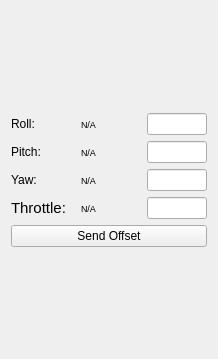
Before: the Qt Designer form src/ground_station/src/Widgets/forms/WidgetTrimAnalysis.ui in theilem/uavEE, drawn with Qt 5.
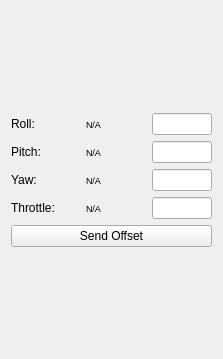
After: the same form once the commit is applied.

Diff of the .ui file:
```diff
--- a/src/ground_station/src/Widgets/forms/WidgetTrimAnalysis.ui
+++ b/src/ground_station/src/Widgets/forms/WidgetTrimAnalysis.ui
@@ -6,7 +6,7 @@
    <rect>
     <x>0</x>
     <y>0</y>
-    <width>218</width>
+    <width>223</width>
     <height>359</height>
    </rect>
   </property>
@@ -151,7 +151,7 @@
          </property>
          <property name="font">
           <font>
-           <pointsize>11</pointsize>
+           <pointsize>9</pointsize>
           </font>
          </property>
          <property name="text">
```
